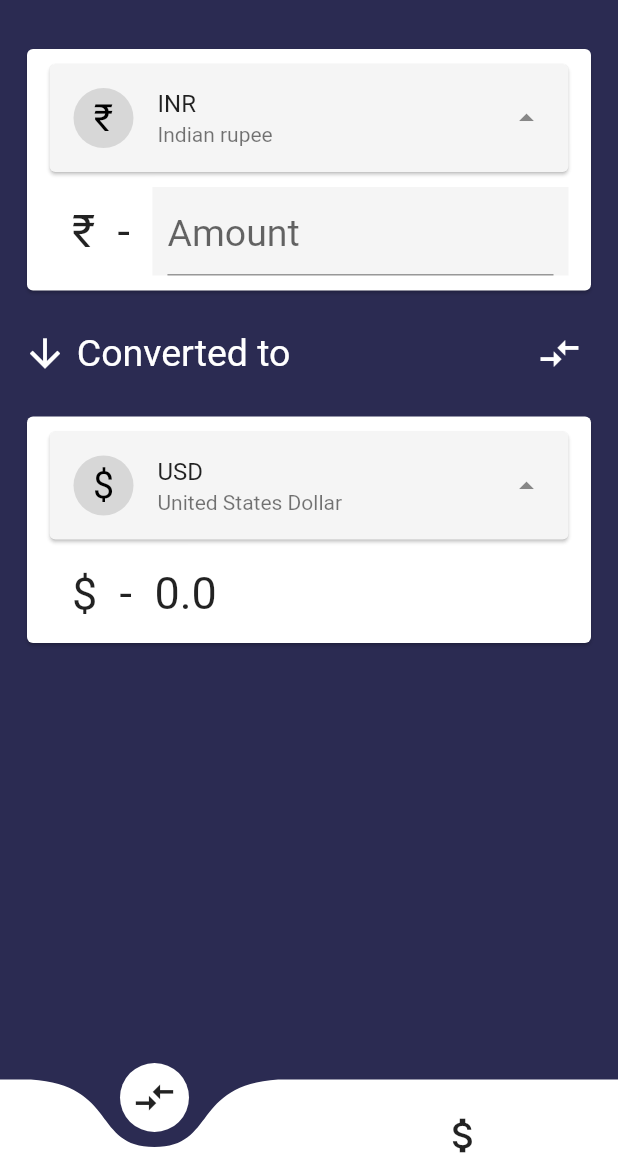
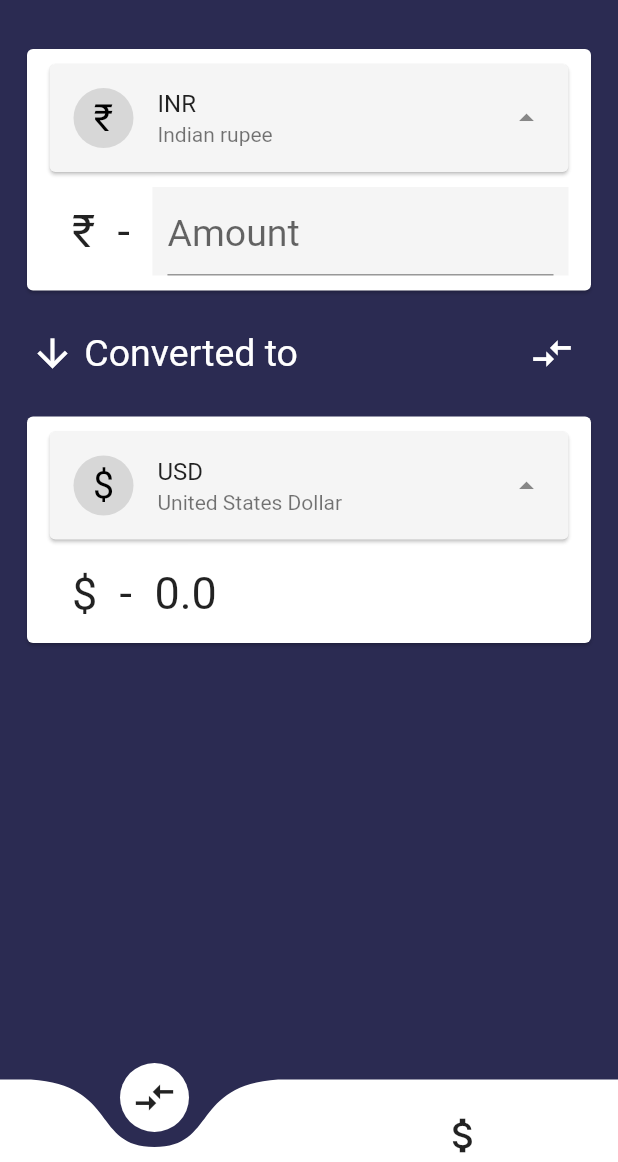
Before and after one commit to Rajdeep-Ray/Currency-Convertor-App, a Flutter app: the screen it shows after launch, on a phone screen of 412 x 824 dp, the part 74-1236 px from its top. Run offline on Flutter 3.47's test engine with Material 2 defaults, Android fonts, the phone set to English and light mode, and no system bars; drawn by our look-alikes of curved_navigation_bar; network calls fail.

Commit message:
commit to 'master'

```diff
--- a/lib/screens/convert.dart
+++ b/lib/screens/convert.dart
@@ -170,7 +170,7 @@ class _MyConvertState extends State<MyConvert> {
                     ),
                   ),
                   Padding(
-                    padding: const EdgeInsets.symmetric(horizontal: 15),
+                    padding: const EdgeInsets.symmetric(horizontal: 20),
                     child: Row(
                       children: [
                         Icon(
```
